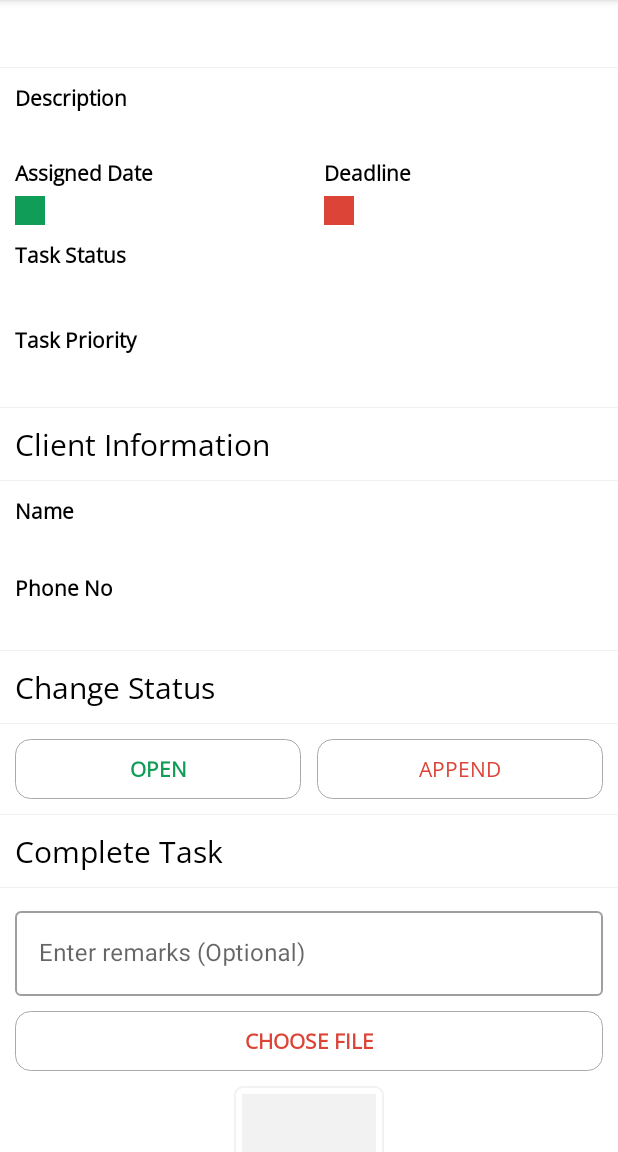
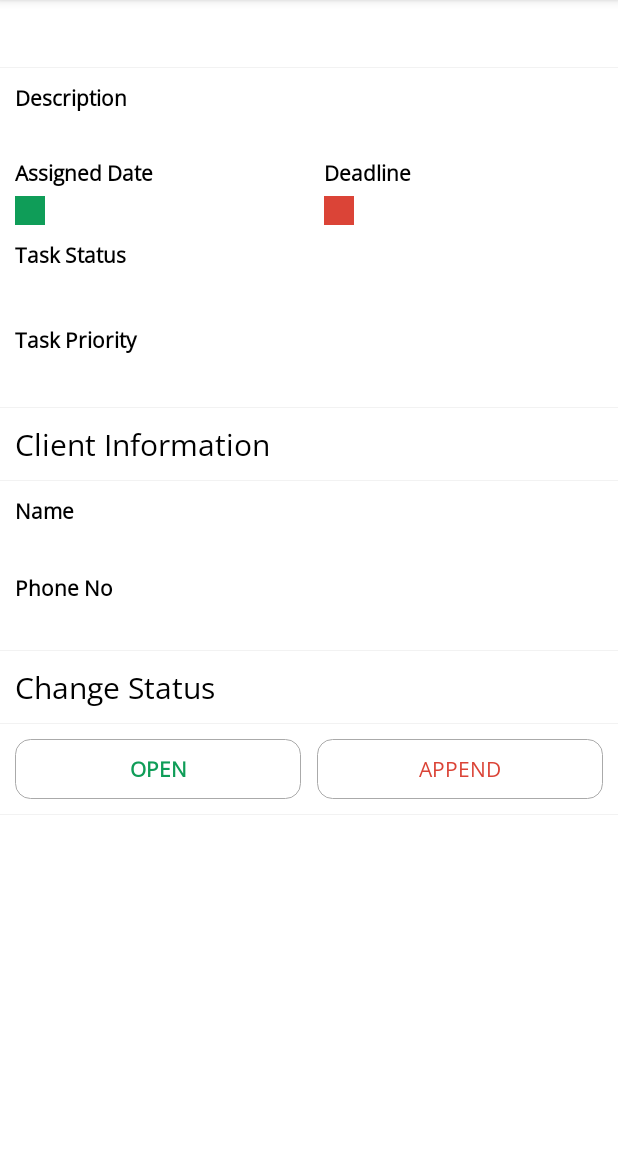
Before and after one commit to chettrir1/TaskManager, an Android app: the fragment ViewTaskFragment placed in its activity, on a phone screen of 412 x 824 dp, the part 84-1236 px from its top. Run offline under Robolectric (Android 15) with nearby library versions, the phone set to English and light mode, and no system bars; our stand-ins replace Dagger/Hilt's generated code, RxJava, data binding; libraries missing offline, so code that uses them is left out: com.karumi.dexter; pictures from the network do not load; 2 statements that could not run were skipped.

Commit message:
change status and complete task completed

```diff
--- a/app/src/main/java/com/techsales/taskmanager/dashboard/viewtask/ViewTaskFragment.java
+++ b/app/src/main/java/com/techsales/taskmanager/dashboard/viewtask/ViewTaskFragment.java
@@ -3,7 +3,6 @@ package com.techsales.taskmanager.dashboard.viewtask;
 
 import android.Manifest;
 import android.annotation.SuppressLint;
-import android.content.Context;
 import android.content.Intent;
 import android.content.pm.PackageManager;
 import android.net.Uri;
@@ -11,7 +10,6 @@ import android.os.Bundle;
 import android.os.Environment;
 import android.provider.MediaStore;
 import android.provider.Settings;
-import android.util.Log;
 import android.view.LayoutInflater;
 import android.view.View;
 import android.view.ViewGroup;
@@ -99,6 +97,12 @@ public class ViewTaskFragment extends BaseFragment implements ViewTaskContract.V
         binding = DataBindingUtil.inflate(inflater, R.layout.fragment_view_task, null, false);
         getDataWithBundle();
 
+        if (taskStatus == COUNT_THREE) {
+            setCompleteTaskVisible();
+        } else {
+            setChangeStatusVisible();
+        }
+
         binding.includeStatus.tvStatusOpen.setOnClickListener(view -> {
             if (taskStatus == COUNT_ONE) {
                 openBottomDialog(taskId, COUNT_TWO);
@@ -122,6 +126,16 @@ public class ViewTaskFragment extends BaseFragment implements ViewTaskContract.V
         binding.includeCompleteTask.tvCompleteAndUpload.setOnClickListener(view -> uploadAndComplete());
 
         return binding.getRoot();
+    }
+
+    private void setChangeStatusVisible() {
+        binding.includeStatus.llChangeStatus.setVisibility(View.VISIBLE);
+        binding.includeCompleteTask.llChooseFile.setVisibility(View.GONE);
+    }
+
+    private void setCompleteTaskVisible() {
+        binding.includeStatus.llChangeStatus.setVisibility(View.GONE);
+        binding.includeCompleteTask.llChooseFile.setVisibility(View.VISIBLE);
     }
 
     @Override
--- a/app/src/main/java/com/techsales/taskmanager/data/model/viewmodel/taskdetails/TaskDetailsViewModel.java
+++ b/app/src/main/java/com/techsales/taskmanager/data/model/viewmodel/taskdetails/TaskDetailsViewModel.java
@@ -132,5 +132,4 @@ public class TaskDetailsViewModel extends BaseObservable {
         return context.getResources().getColor(R.color.colorBlue);
     }
 
-
 }
--- a/app/src/main/res/layout/snippet_view_task_change_status.xml
+++ b/app/src/main/res/layout/snippet_view_task_change_status.xml
@@ -2,6 +2,7 @@
 <layout xmlns:android="http://schemas.android.com/apk/res/android">
 
     <LinearLayout
+        android:id="@+id/llChangeStatus"
         android:layout_width="match_parent"
         android:layout_height="wrap_content"
         android:orientation="vertical">
--- a/app/src/main/res/layout/snippet_view_task_file_upload.xml
+++ b/app/src/main/res/layout/snippet_view_task_file_upload.xml
@@ -4,6 +4,7 @@
     <LinearLayout
         android:layout_width="match_parent"
         android:layout_height="wrap_content"
+        android:id="@+id/llChooseFile"
         android:layout_marginBottom="?attr/actionBarSize"
         android:orientation="vertical">
 
```
